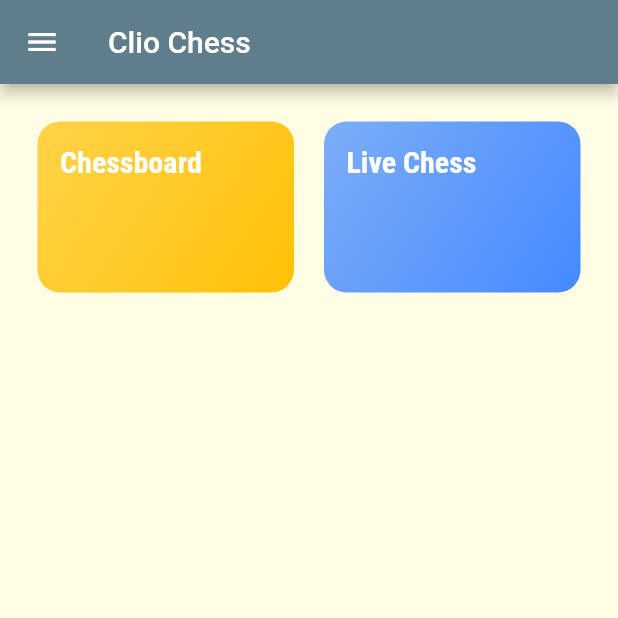
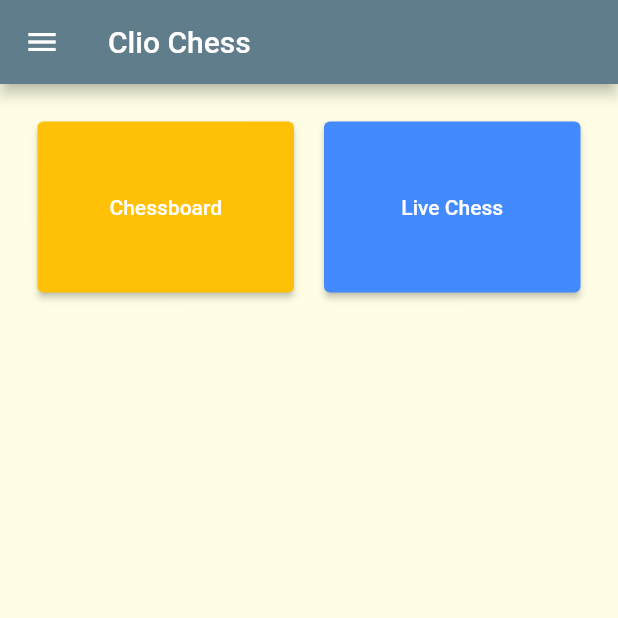
Before and after one commit to simsim2030/clio_chess_Amp_v1, a Flutter app: the screen it shows after launch, on a phone screen of 412 x 824 dp, the top half of it. Run offline on Flutter 3.47's test engine with Material 2 defaults, Android fonts, the phone set to English and light mode, and no system bars; our stand-ins replace flutter_blue; missing offline and left inert: chess, flutter_stateless_chessboard; Roboto replaces fonts that are missing (Raleway-Bold).

Commit message:
Styling and Routing done

```diff
--- a/lib/main.dart
+++ b/lib/main.dart
@@ -1,6 +1,9 @@
 import 'package:flutter/cupertino.dart';
 import 'package:flutter/material.dart';
 import 'pages/home_page.dart';
+import 'pages/ble_search_page.dart';
+import 'pages/live_chessboard_page.dart';
+import 'pages/offline_chess_page.dart';
 
 void main() => runApp(MyApp());
 
@@ -25,6 +28,10 @@ class MyApp extends StatelessWidget {
                 color: Colors.white)),
       ),
       home: MainScreen(),
+      routes: {
+        FlutterBlueApp.routeName: (ctx) => FlutterBlueApp(),
+        OfflineChessPage.routeName: (ctx) => OfflineChessPage(),
+      },
     );
   }
 }
--- a/lib/pages/ble_search_page.dart
+++ b/lib/pages/ble_search_page.dart
@@ -7,6 +7,7 @@ import '../widgets.dart';
 import 'package:flutter_blue/flutter_blue.dart';
 
 class FlutterBlueApp extends StatelessWidget {
+  static const routeName = '/ble_search_page';
   @override
   Widget build(BuildContext context) {
     return MaterialApp(
--- a/lib/pages/home_page.dart
+++ b/lib/pages/home_page.dart
@@ -1,8 +1,8 @@
 import 'package:flutter/material.dart';
 import 'ble_search_page.dart';
 import 'offline_chess_page.dart';
-import '../homepage_model/homepage_data.dart';
-import '../homepage_model/homepage_category_item.dart';
+// import '../homepage_model/homepage_data.dart';
+// import '../homepage_model/homepage_category_item.dart';
 
 class MainScreen extends StatelessWidget {
   @override
@@ -29,52 +29,38 @@ class MainScreen extends StatelessWidget {
           crossAxisSpacing: 20,
           mainAxisSpacing: 20,
         ),
-        children: HOMEPAGE_CATEGORIES
-            .map((catData) => HomeCategoryItem(
-                  catData.id,
-                  catData.title,
-                  catData.color,
-                ))
-            .toList(),
-
-        // [
-        //   // Chess Button
-        //   ElevatedButton(
-        //     onPressed: () {
-        //       Navigator.push(
-        //         context,
-        //         MaterialPageRoute(builder: (context) => OfflineChessPage()),
-        //       );
-        //     },
-        //     style: ButtonStyle(
-        //         backgroundColor:
-        //             MaterialStateProperty.all<Color>(Colors.amber)),
-        //     child: Text(
-        //       'Chessboard',
-        //       style: TextStyle(
-        //         color: Colors.white,
-        //       ),
-        //     ),
-        //   ),
-        //   // BLE Button
-        //   ElevatedButton(
-        //     onPressed: () {
-        //       Navigator.push(
-        //         context,
-        //         MaterialPageRoute(builder: (context) => FlutterBlueApp()),
-        //       );
-        //     },
-        //     style: ButtonStyle(
-        //         backgroundColor:
-        //             MaterialStateProperty.all<Color>(Colors.blueAccent)),
-        //     child: Text(
-        //       'Live Chess',
-        //       style: TextStyle(
-        //         color: Colors.white,
-        //       ),
-        //     ),
-        //   ),
-        // Data Testing Button
+        children: [
+          // Chess Button
+          ElevatedButton(
+            onPressed: () {
+              Navigator.pushNamed(context, OfflineChessPage.routeName);
+            },
+            style: ButtonStyle(
+                backgroundColor:
+                    MaterialStateProperty.all<Color>(Colors.amber)),
+            child: Text(
+              'Chessboard',
+              style: TextStyle(
+                color: Colors.white,
+              ),
+            ),
+          ),
+          // BLE Button
+          ElevatedButton(
+            onPressed: () {
+              Navigator.pushNamed(context, FlutterBlueApp.routeName);
+            },
+            style: ButtonStyle(
+                backgroundColor:
+                    MaterialStateProperty.all<Color>(Colors.blueAccent)),
+            child: Text(
+              'Live Chess',
+              style: TextStyle(
+                color: Colors.white,
+              ),
+            ),
+          ),
+          // // Data Testing Button
           // ElevatedButton(
           //   onPressed: () {
           //     Navigator.push(
@@ -92,7 +78,7 @@ class MainScreen extends StatelessWidget {
           //     ),
           //   ),
           // ),
-        // ],
+        ],
       ),
     );
   }
--- a/lib/pages/offline_chess_page.dart
+++ b/lib/pages/offline_chess_page.dart
@@ -7,11 +7,14 @@ import 'package:flutter_stateless_chessboard/flutter_stateless_chessboard.dart'
 import '../chess/utils.dart';
 
 class OfflineChessPage extends StatefulWidget {
+  static const routeName = '/Offline_chess_page';
   @override
   _OfflineChessState createState() => _OfflineChessState();
+
 }
 
 class _OfflineChessState extends State<OfflineChessPage> {
+
   String _fen = 'rnbqkbnr/pppppppp/8/8/8/8/PPPPPPPP/RNBQKBNR w KQkq - 0 1';
 
   @override
@@ -21,7 +24,7 @@ class _OfflineChessState extends State<OfflineChessPage> {
 
     return Scaffold(
       appBar: AppBar(
-        title: Text("Random Chess"),
+        title: Text("Chessboard"),
       ),
       body: Center(
         child: cb.Chessboard(
```
Also changed, not shown: lib/homepage_model/homepage_category_item.dart (+3 -6 lines), 1 other file. Lines whose indentation alone changed are shown as unchanged.
